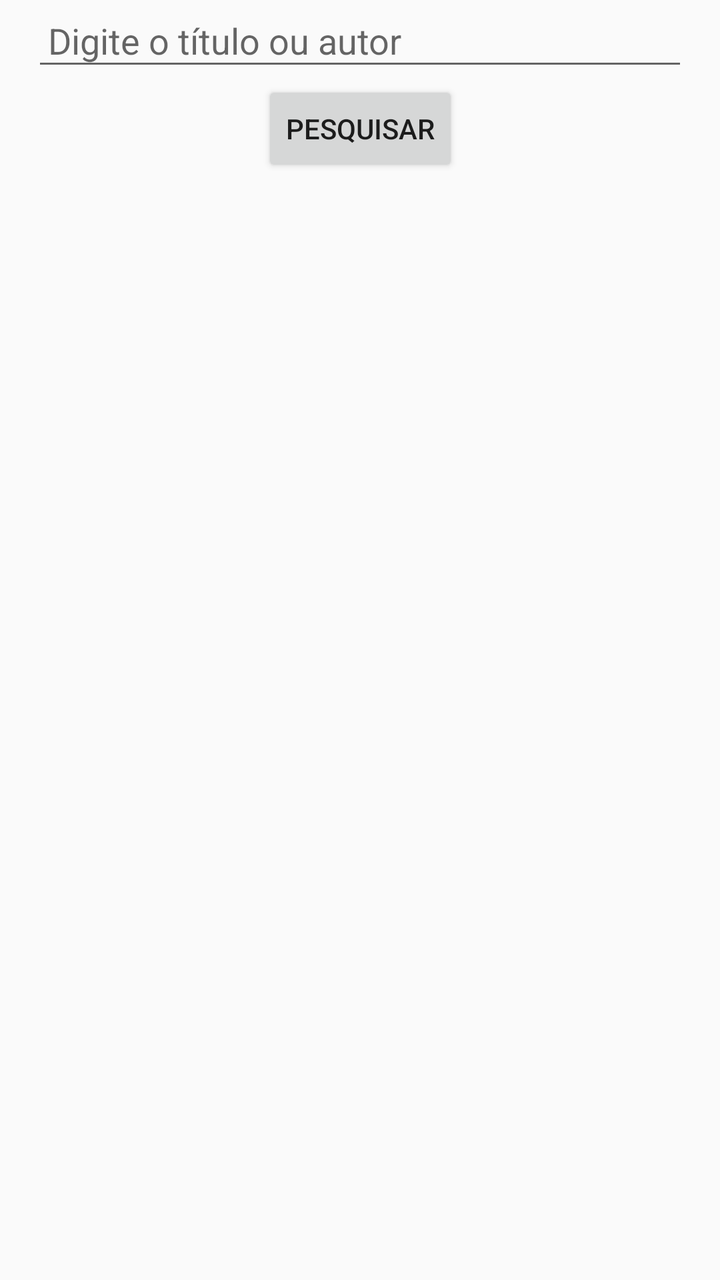
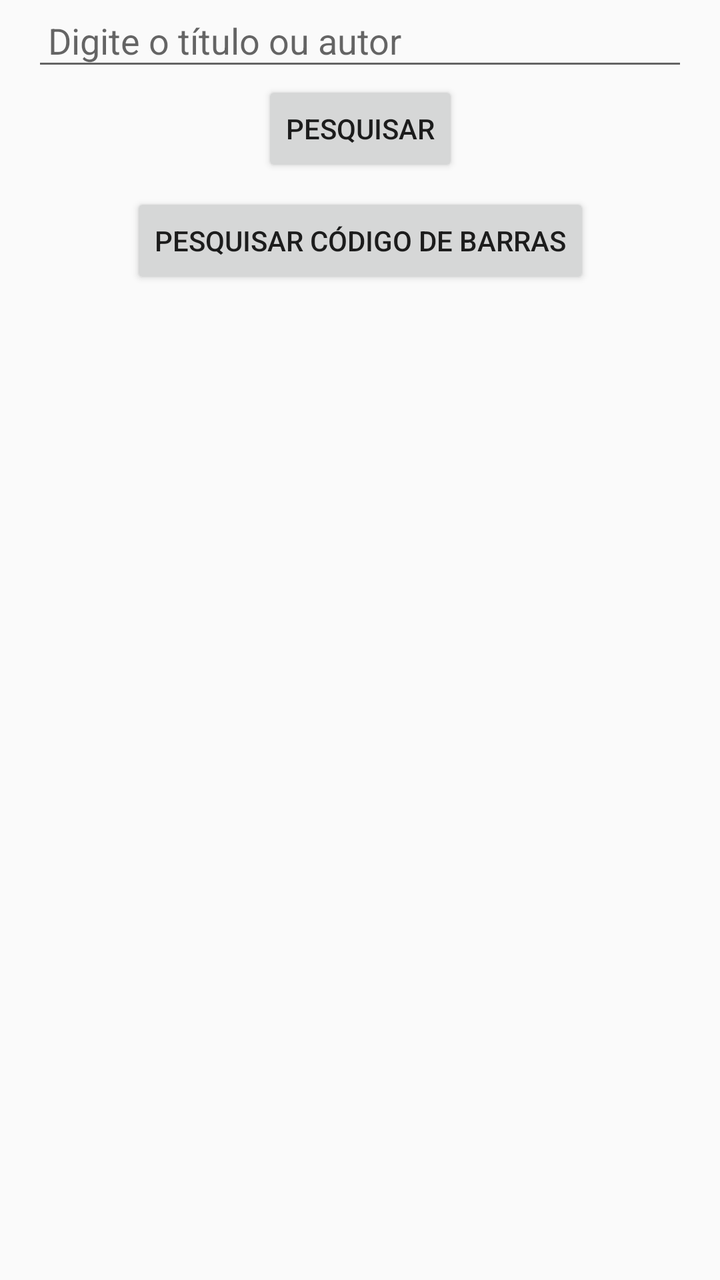

Two renders of the same Android screen: before a commit and after it. Below are the layout's source before the change and the commit's diff.
<!-- AndroidManifest.xml: activity theme Theme.P01DJPM -->
<!-- res/layout/activity_add_book.xml -->
<androidx.constraintlayout.widget.ConstraintLayout xmlns:android="http://schemas.android.com/apk/res/android"
    xmlns:app="http://schemas.android.com/apk/res-auto"
    xmlns:tools="http://schemas.android.com/tools"
    android:layout_width="match_parent"
    android:layout_height="match_parent"
    tools:context=".AddBookActivity">

    <EditText
        android:id="@+id/searchEditText"
        android:layout_width="0dp"
        android:layout_height="wrap_content"
        android:hint="Digite o título ou autor"
        app:layout_constraintTop_toTopOf="parent"
        app:layout_constraintStart_toStartOf="parent"
        app:layout_constraintEnd_toEndOf="parent"
        android:layout_marginStart="16dp"
        android:layout_marginEnd="16dp"
        android:padding="8dp" />

    <Button
        android:id="@+id/searchButton"
        android:layout_width="wrap_content"
        android:layout_height="wrap_content"
        android:text="Pesquisar"
        app:layout_constraintTop_toBottomOf="@id/searchEditText"
        app:layout_constraintStart_toStartOf="parent"
        app:layout_constraintEnd_toEndOf="parent" />

    <androidx.recyclerview.widget.RecyclerView
        android:id="@+id/booksRecyclerView"
        android:layout_width="0dp"
        android:layout_height="0dp"
        app:layout_constraintTop_toBottomOf="@id/searchButton"
        app:layout_constraintStart_toStartOf="parent"
        app:layout_constraintEnd_toEndOf="parent"
        app:layout_constraintBottom_toBottomOf="parent" />
</androidx.constraintlayout.widget.ConstraintLayout>
<!-- resources referenced by this layout -->
<resources>
  <style name="Theme.P01DJPM" parent="Theme.AppCompat.Light.NoActionBar">
          <item name="colorPrimary">@color/purple_500</item>
          <item name="colorPrimaryDark">@color/purple_700</item>
          <item name="colorAccent">@color/teal_200</item>
      </style>
  <color name="purple_500">#FF6200EE</color>
  <color name="purple_700">#FF3700B3</color>
  <color name="teal_200">#FF03DAC5</color>
</resources>

<!-- the commit's change to res/layout/activity_add_book.xml (unified diff, before → after) -->
@@ -26,12 +26,23 @@
         app:layout_constraintStart_toStartOf="parent"
         app:layout_constraintEnd_toEndOf="parent" />
 
+    <Button
+        android:id="@+id/scanButton"
+        android:layout_width="wrap_content"
+        android:layout_height="wrap_content"
+        android:text="Pesquisar Código de Barras"
+        app:layout_constraintTop_toBottomOf="@id/searchButton"
+        app:layout_constraintStart_toStartOf="parent"
+        app:layout_constraintEnd_toEndOf="parent"
+        android:layout_marginTop="8dp" />
+
     <androidx.recyclerview.widget.RecyclerView
         android:id="@+id/booksRecyclerView"
         android:layout_width="0dp"
         android:layout_height="0dp"
-        app:layout_constraintTop_toBottomOf="@id/searchButton"
+        app:layout_constraintTop_toBottomOf="@id/scanButton"
         app:layout_constraintStart_toStartOf="parent"
         app:layout_constraintEnd_toEndOf="parent"
         app:layout_constraintBottom_toBottomOf="parent" />
+
 </androidx.constraintlayout.widget.ConstraintLayout>
